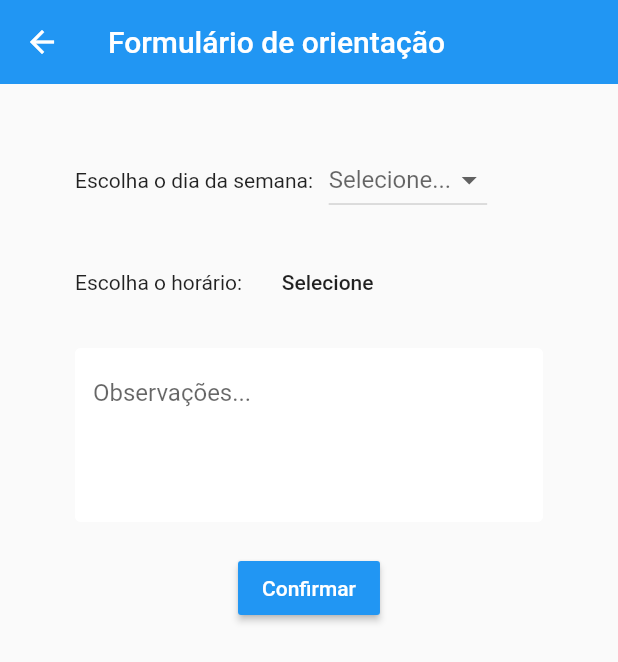
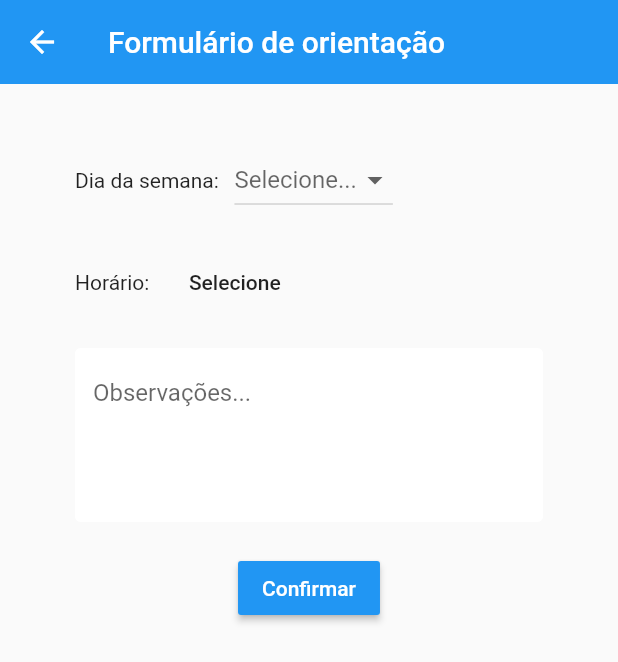
Before and after one commit to celsopdvj/app-tcc, a Flutter app: the FormularioOrientacao screen opened directly with empty values, on a phone screen of 412 x 824 dp. Shown: the top 662 px of the screen. Run offline on Flutter 3.47's test engine with Material 2 defaults, Android fonts, the phone set to English and light mode, and no system bars; our stand-ins replace cloud_firestore, firebase_auth, flushbar, flutter_spinkit; accounts and stored records are empty; statements that could not run were skipped.

Commit message:
Formulario de Orientação

```diff
--- a/lib/screens/professor/formularioOrientacao.dart
+++ b/lib/screens/professor/formularioOrientacao.dart
@@ -61,7 +61,7 @@ class _FormularioOrientacaoState extends State<FormularioOrientacao> {
                       SizedBox(height: 20.0),
                       Row(
                         children: <Widget>[
-                          Text("Escolha o dia da semana:   "),
+                          Text("Dia da semana:   "),
                           DropdownButton(
                             hint: Text(diaDaSemana),
                             items: diasDaSemana.map((String diaEscolhido){
@@ -82,7 +82,7 @@ class _FormularioOrientacaoState extends State<FormularioOrientacao> {
                       SizedBox(height: 20.0),
                       Row(
                         children: <Widget>[
-                          Text("Escolha o horário:   "),
+                          Text("Horário:   "),
                           FlatButton(
                               child: horario == null ? Text("Selecione")
                                                       :Text(horario.format(context)),
```
